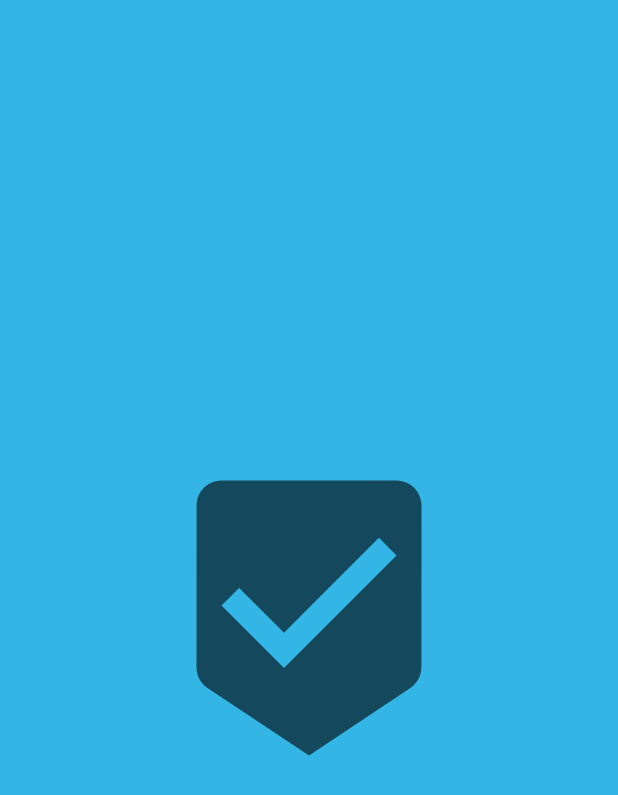
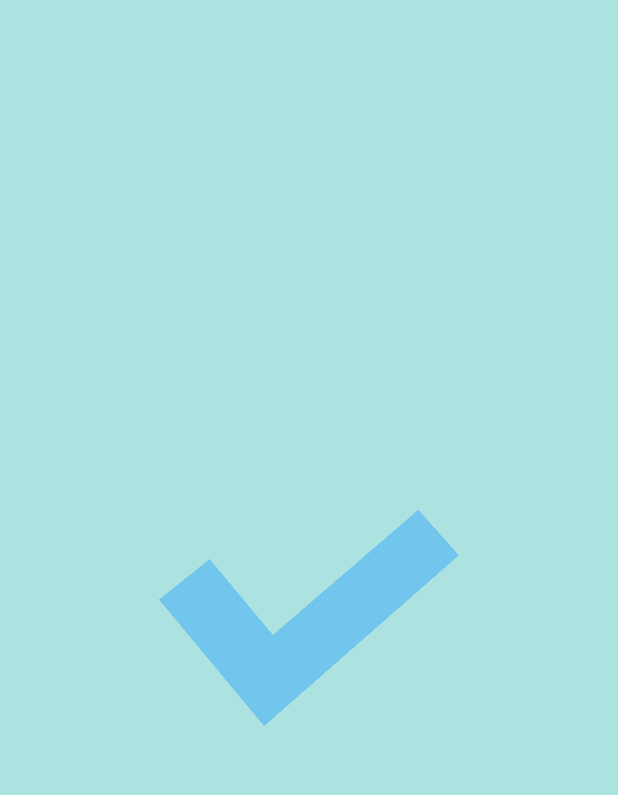
Before and after one commit to Nodera13/ToDoAndroid, an Android app: the layout activity_splash.xml on its own in the app's theme, with its tools: preview values and no code run, on a phone screen of 412 x 824 dp. Shown: the top 795 px of the screen. Run offline under Robolectric (Android 15) with nearby library versions, the phone set to English and light mode, and no system bars.

Commit message:
fixed splash

```diff
--- a/app/src/main/AndroidManifest.xml
+++ b/app/src/main/AndroidManifest.xml
@@ -9,13 +9,14 @@
         android:roundIcon="@mipmap/ic_launcher_round"
         android:supportsRtl="true"
         android:theme="@style/Theme.ToDoIt">
-        <activity android:name=".MainActivity">
+        <activity android:name=".SplashActivity">
             <intent-filter>
                 <action android:name="android.intent.action.MAIN" />
 
                 <category android:name="android.intent.category.LAUNCHER" />
             </intent-filter>
         </activity>
+        <activity android:name=".MainActivity"/>
     </application>
 
 </manifest>
--- a/app/src/main/java/uni/fmi/bachelors/todoit/SplashActivity.java
+++ b/app/src/main/java/uni/fmi/bachelors/todoit/SplashActivity.java
@@ -21,6 +21,6 @@ public class SplashActivity extends AppCompatActivity {
                 startActivity(i);
                 finish();
             }
-        }, 3000);
+        }, 1000);
     }
 }
--- a/app/src/main/res/layout/activity_main.xml
+++ b/app/src/main/res/layout/activity_main.xml
@@ -25,7 +25,7 @@
         android:layout_marginTop="16dp"
         android:layout_marginBottom="16dp"
         android:text="@string/it"
-        android:textColor="@color/baby_blue"
+        android:textColor="@color/colorBaby_blue"
         android:textSize="32sp"
         android:textStyle="bold" />
 
--- a/app/src/main/res/layout/activity_splash.xml
+++ b/app/src/main/res/layout/activity_splash.xml
@@ -2,12 +2,12 @@
 <RelativeLayout xmlns:android="http://schemas.android.com/apk/res/android"
     android:layout_height="match_parent"
     android:layout_width="match_parent"
-    android:background="@android:color/holo_blue_light"
+    android:background="@color/colorSeafoam_blue"
     >
 
     <ImageView
-        android:src="@drawable/ic_baseline_beenhere_24"
+        android:src="@drawable/tick"
         android:layout_width="200dp"
         android:layout_height="200dp"
-        android:layout_centerInParent="true"></ImageView>
+        android:layout_centerInParent="true"/>
 </RelativeLayout>
--- a/app/src/main/res/values/colors.xml
+++ b/app/src/main/res/values/colors.xml
@@ -10,5 +10,6 @@
     <color name="colorPrimary">#FFFFFF</color>
     <color name="colorPrimaryDark">@android:color/holo_green_dark</color>
     <color name="colorAccent">#000000</color>
-    <color name="baby_blue">#b6e1f6</color>
+    <color name="colorBaby_blue">#b6e1f6</color>
+    <color name="colorSeafoam_blue">#ace3e0</color>
 </resources>
```
Also changed, not shown: app/src/main/res/values-night/themes.xml (+12 -0 lines), app/src/main/res/drawable/tick.png (added).
